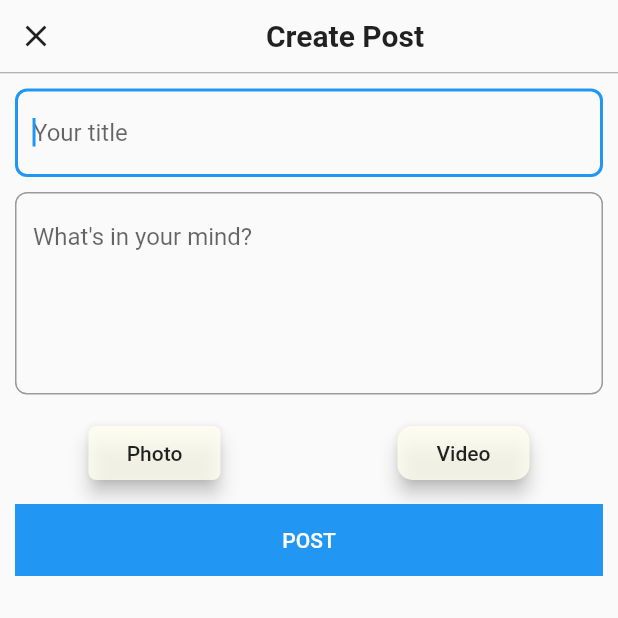
After one commit to ilyosbekibrohimov/facebook-clone, a Flutter app: the screen it shows after launch, after a tap on the "add" icon, on a phone screen of 412 x 824 dp, the top half of it. The commit adds this screen. Run offline on Flutter 3.47's test engine with Material 2 defaults, Android fonts, the phone set to English and light mode, and no system bars; our stand-ins replace image_picker; missing offline and left inert: grpc, protobuf.

Commit message:
image picker done; post screen built

```diff
--- /dev/null
+++ b/lib/business_logic/post_provider.dart
@@ -0,0 +1,9 @@
+import 'package:flutter/foundation.dart';
+import 'package:grpc_client/business_logic/web_service.dart';
+
+class PostProvider extends ChangeNotifier {
+  Future<void> post(String title, String content, List<int> pictureBlob) async {
+    await WebService.post(title, content, pictureBlob);
+    notifyListeners();
+  }
+}
--- a/lib/business_logic/calc_service.dart
+++ b/lib/business_logic/web_service.dart
@@ -3,6 +3,8 @@ import 'package:grpc_client/generated_files/posts.pbgrpc.dart';
 
 class WebService {
   static ClientChannel _channel;
+
+
 
   static Future<void> post(String title, String content, List<int> pictureBlob) async {
     final stub = PostServiceClient(WebService.channel());
--- a/lib/main.dart
+++ b/lib/main.dart
@@ -1,12 +1,12 @@
 import 'package:flutter/material.dart';
-import 'package:grpc_client/business_logic/calc_provider.dart';
+import 'package:grpc_client/business_logic/post_provider.dart';
 import 'package:provider/provider.dart';
 
-import 'client.dart';
+import 'ui/main_screen.dart';
 
 void main() {
   runApp(ChangeNotifierProvider(
-    create: (_) => CalculatorProvider(),
+    create: (_) => PostProvider(),
     child: MyApp(),
   ));
 }
@@ -16,6 +16,7 @@ class MyApp extends StatelessWidget {
   @override
   Widget build(BuildContext context) {
     return MaterialApp(
+      debugShowCheckedModeBanner: false,
       title: 'Flutter Demo',
       theme: ThemeData(
         primarySwatch: Colors.blue,
--- a/lib/client.dart
+++ b/lib/ui/main_screen.dart
@@ -1,5 +1,6 @@
 import 'package:flutter/material.dart';
-import 'package:grpc_client/business_logic/calc_provider.dart';
+import 'package:grpc_client/business_logic/post_provider.dart';
+import 'package:grpc_client/ui/post_screen.dart';
 import 'package:provider/provider.dart';
 
 class MyHomePage extends StatefulWidget {
@@ -12,7 +13,7 @@ class MyHomePage extends StatefulWidget {
 class _MyHomePageState extends State<MyHomePage> {
   @override
   Widget build(BuildContext context) {
-    var provider = Provider.of<CalculatorProvider>(context, listen: false);
+    var provider = Provider.of<PostProvider>(context, listen: false);
     return Scaffold(
       appBar: AppBar(
         // Here we take the value from the MyHomePage object that was created by
@@ -23,9 +24,17 @@ class _MyHomePageState extends State<MyHomePage> {
         child: MaterialButton(
           child: Text("POST!"),
           onPressed: () {
-            provider.calculator();
+            provider.post("dummy", "dummy", [1,2,3]);
           },
         ),
+      ),
+      floatingActionButton: FloatingActionButton(
+       child:  Icon(Icons.add),
+
+        onPressed: () {
+         Navigator.push(context, MaterialPageRoute(builder: (context) => PostBottomSheet()));
+
+        },
       ),
     );
   }
--- /dev/null
+++ b/lib/ui/post_screen.dart
@@ -0,0 +1,173 @@
+import 'dart:io';
+
+import 'package:flutter/material.dart';
+import 'package:image_picker/image_picker.dart';
+
+class PostBottomSheet extends StatefulWidget {
+  const PostBottomSheet();
+
+  @override
+  _PostBottomSheetState createState() => _PostBottomSheetState();
+}
+
+class _PostBottomSheetState extends State<PostBottomSheet> {
+  File _file;
+  ImagePicker _imagePicker = ImagePicker();
+
+  @override
+  Widget build(BuildContext context) {
+
+    return Scaffold(
+      body: SafeArea(
+        child: SingleChildScrollView(
+          child: Column(
+            children: [
+              _buildHeader(context),
+              _buildDivider(),
+              _buildTitle(),
+              _buildContent(),
+              _file!=null ? _buildImage() : _buildPictureSelector(context),
+              _buildPostWidget()],
+          ),
+        ),
+      ),
+    );
+  }
+
+
+  //region build widgets
+  Widget _buildHeader(BuildContext context) {
+    return Container(
+      child: Row(
+        children: [
+          IconButton(
+              onPressed: () {
+                Navigator.pop(context);
+              },
+              icon: Icon(Icons.close)),
+          Spacer(),
+          Text(
+            "Create Post",
+            style: TextStyle(fontWeight: FontWeight.bold, fontSize: 20),
+          ),
+          Spacer(),
+        ],
+      ),
+    );
+  }
+
+  Widget _buildTitle() {
+    return Container(
+      margin: EdgeInsets.only(top: 10, right: 10, left: 10),
+      child: TextFormField(
+        autofocus: true,
+        decoration: InputDecoration(
+          hintText: "Your title",
+          border: OutlineInputBorder(
+            borderRadius: BorderRadius.circular(8),
+          ),
+        ),
+      ),
+    );
+  }
+
+  Widget _buildContent() {
+    return Container(
+      margin: EdgeInsets.only(top: 10, right: 10, left: 10),
+      child: TextFormField(
+        maxLines: 5,
+        decoration: InputDecoration(
+          hintText: "What's in your mind?",
+          border: OutlineInputBorder(
+            borderRadius: BorderRadius.circular(8),
+          ),
+        ),
+      ),
+    );
+  }
+
+  Widget _buildPictureSelector(BuildContext context) {
+    return Container(
+      margin: EdgeInsets.only(top: 15),
+      child: Row(
+        mainAxisAlignment: MainAxisAlignment.spaceAround,
+        children: [
+          MaterialButton(
+              elevation: 5.0,
+              shape: RoundedRectangleBorder(borderRadius: BorderRadius.circular(5)),
+              color: Color.fromRGBO(255, 255, 240, 0.8),
+              onPressed: () {
+                _buildBottomSheet(context);
+              },
+              child: Text("Photo")),
+          MaterialButton(elevation: 5.0, shape: RoundedRectangleBorder(borderRadius: BorderRadius.circular(10)), color: Color.fromRGBO(255, 255, 240, 0.8), onPressed: () {}, child: Text("Video")),
+        ],
+      ),
+    );
+  }
+
+  Widget _buildImage() {
+    return Container(
+      margin: EdgeInsets.all(10),
+      child: Image.file(_file)
+    );
+  }
+
+  Widget _buildPostWidget() {
+    return Container(
+      margin: EdgeInsets.only(left: 10, right: 10, top: 10),
+      width: double.infinity,
+      child: MaterialButton(elevation: 5.0, textColor: Colors.white, onPressed: () {}, child: Text("POST")),
+      color: Colors.blue,
+    );
+  }
+
+  Widget _buildDivider() {
+    return Divider(
+      color: Colors.black38,
+      height: 1,
+    );
+  }
+
+  Future<void> _buildBottomSheet(BuildContext context) {
+    showModalBottomSheet(
+        context: context,
+        builder: (context) => Container(
+              child: Row(
+                mainAxisAlignment: MainAxisAlignment.spaceAround,
+                children: [
+                  MaterialButton(
+                    onPressed: () async {
+                      await getImage(ImageSource.camera);
+                      Navigator.pop(context);
+                    },
+                    child: Text("Camera"),
+                  ),
+                  MaterialButton(
+                    onPressed: () async {
+                      await getImage(ImageSource.gallery);
+                      Navigator.pop(context);
+
+                      },
+                    child: Text("Photo"),
+                  ),
+                ],
+              ),
+            ));
+  }
+
+  //reion utils
+  Future getImage(ImageSource imageSource) async {
+    final pickedFile = await _imagePicker.getImage(source: imageSource);
+    if (pickedFile != null) {
+      setState(() {
+        _file = File(pickedFile.path);
+      });
+
+      print(await pickedFile.readAsBytes());
+
+    } else {
+      print("No image selected");
+    }
+  }
+}
--- a/pubspec.yaml
+++ b/pubspec.yaml
@@ -27,6 +27,8 @@ dependencies:
   http: ^0.13.3
   grpc: ^3.0.0
   protobuf: ^2.0.0
+  image_picker: ^0.8.0+1
+  modal_bottom_sheet: ^2.0.0
 
 
   # The following adds the Cupertino Icons font to your application.
```
Also changed, not shown: lib/business_logic/calc_provider.dart (deleted, +0 -14 lines), pubspec.lock.
